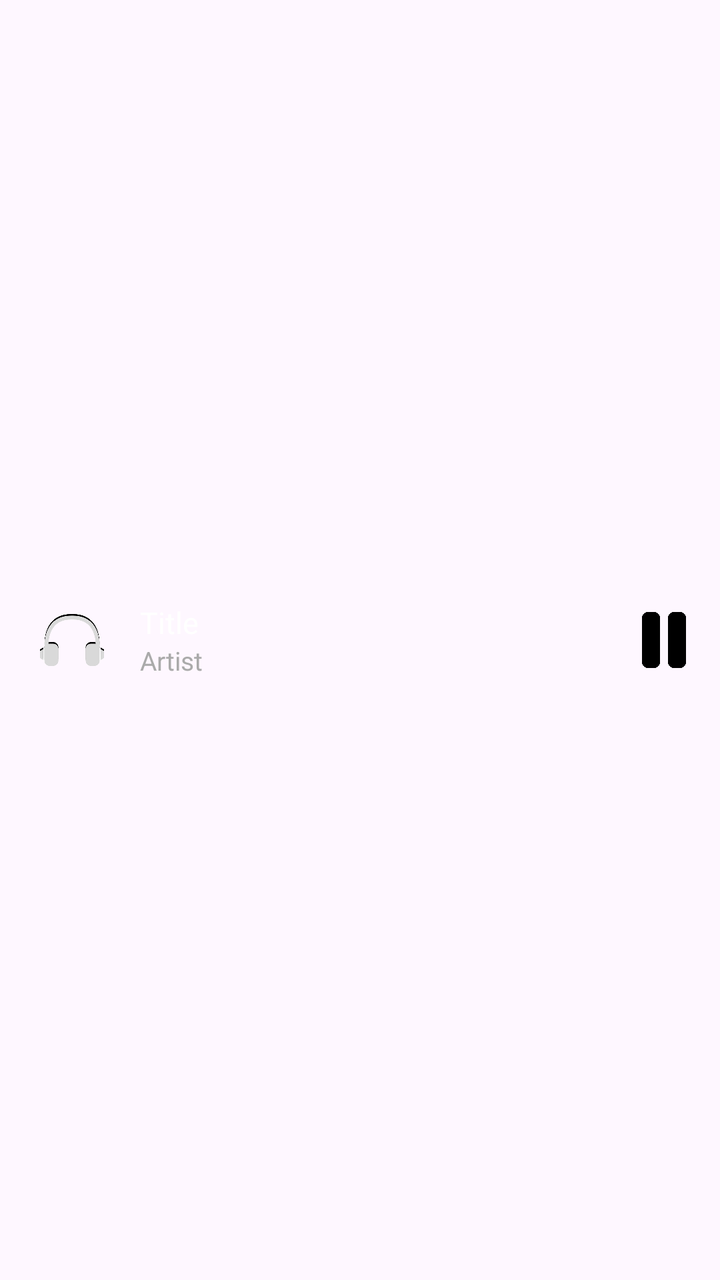
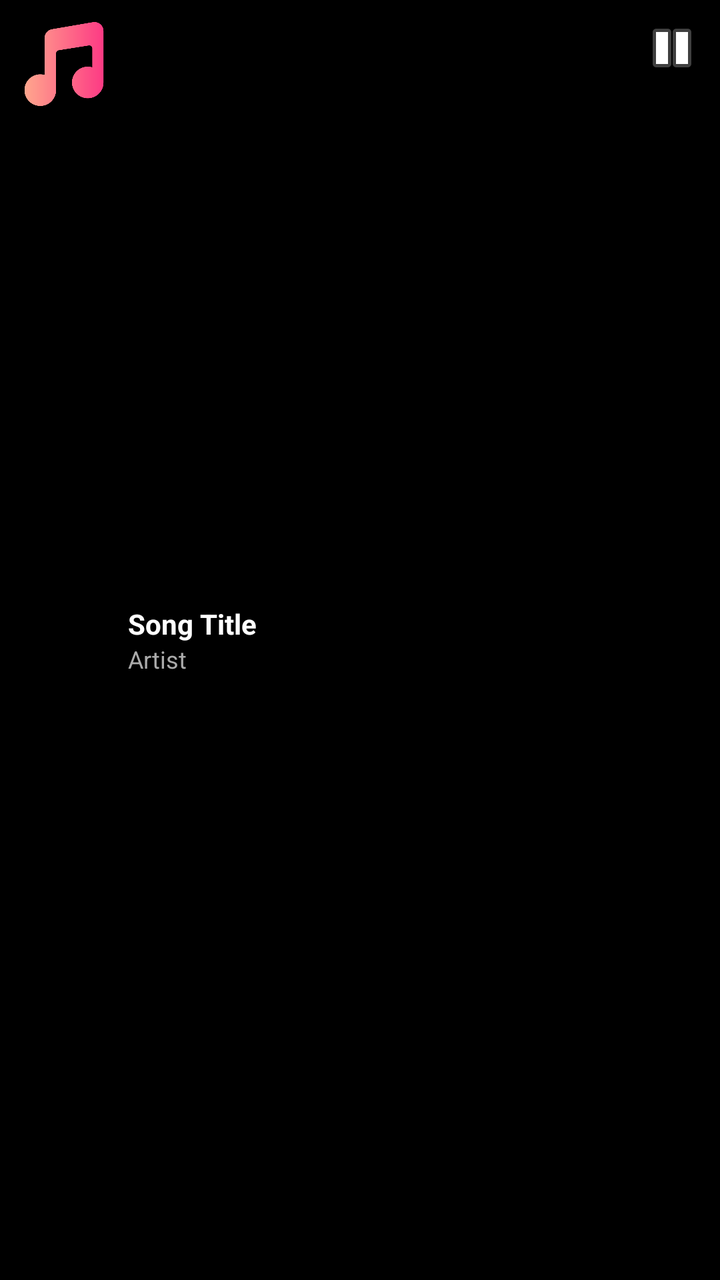

An Android layout rendered at two revisions. The XML below is the earlier revision; the diff shows what the commit changed to produce the second picture.
<!-- AndroidManifest.xml: application theme Theme.MyApp -->
<!-- res/layout/custom_notification.xml -->
<LinearLayout xmlns:android="http://schemas.android.com/apk/res/android"
    android:orientation="horizontal"
    android:padding="12dp"
    android:gravity="center_vertical"
    android:layout_width="match_parent"
    android:layout_height="64dp">

    <ImageView
        android:id="@+id/notification_cover"
        android:layout_width="48dp"
        android:layout_height="48dp"
        android:scaleType="centerCrop"
        android:src="@drawable/main_logo" />

    <LinearLayout
        android:orientation="vertical"
        android:layout_marginStart="10dp"
        android:layout_width="0dp"
        android:layout_weight="1"
        android:layout_height="wrap_content">

        <TextView
            android:id="@+id/notification_song_title"
            android:text="Title"
            android:textSize="15sp"
            android:textColor="@android:color/white"
            android:maxLines="1"
            android:ellipsize="end"
            android:layout_width="wrap_content"
            android:layout_height="wrap_content" />

        <TextView
            android:id="@+id/notification_song_artist"
            android:text="Artist"
            android:textSize="13sp"
            android:textColor="@android:color/darker_gray"
            android:maxLines="1"
            android:ellipsize="end"
            android:layout_width="wrap_content"
            android:layout_height="wrap_content" />
    </LinearLayout>

    <ImageView
        android:id="@+id/notification_play_pause"
        android:layout_width="32dp"
        android:layout_height="32dp"
        android:src="@drawable/pause_icon" />
</LinearLayout>
<!-- resources referenced by this layout -->
<resources>
  <!-- drawable main_logo: png bitmap (drawable, 39776 bytes) -->
  <!-- drawable pause_icon: png bitmap (drawable, 4248 bytes) -->
  <style name="Theme.MyApp" parent="Theme.Material3.DayNight.NoActionBar">
          
          <item name="android:windowNoTitle">true</item>
          <item name="android:windowActionBar">false</item>
          
      </style>
</resources>

<!-- the commit's change to res/layout/custom_notification.xml (unified diff, before → after) -->
@@ -1,48 +1,49 @@
+<?xml version="1.0" encoding="utf-8"?>
+
 <LinearLayout xmlns:android="http://schemas.android.com/apk/res/android"
+    android:id="@+id/notificationLayout"
+    android:layout_width="match_parent"
+    android:layout_height="64dp"
     android:orientation="horizontal"
-    android:padding="12dp"
-    android:gravity="center_vertical"
-    android:layout_width="match_parent"
-    android:layout_height="64dp">
+    android:padding="8dp"
+    android:background="@android:color/background_dark">
 
     <ImageView
-        android:id="@+id/notification_cover"
+        android:id="@+id/albumArt"
         android:layout_width="48dp"
         android:layout_height="48dp"
         android:scaleType="centerCrop"
-        android:src="@drawable/main_logo" />
+        android:src="@drawable/music_logo" />
 
     <LinearLayout
+        android:layout_width="0dp"
+        android:layout_height="match_parent"
+        android:layout_weight="1"
         android:orientation="vertical"
-        android:layout_marginStart="10dp"
-        android:layout_width="0dp"
-        android:layout_weight="1"
-        android:layout_height="wrap_content">
+        android:gravity="center_vertical"
+        android:paddingStart="8dp">
 
         <TextView
-            android:id="@+id/notification_song_title"
-            android:text="Title"
-            android:textSize="15sp"
+            android:id="@+id/songTitle"
+            android:layout_width="wrap_content"
+            android:layout_height="wrap_content"
+            android:text="Song Title"
             android:textColor="@android:color/white"
-            android:maxLines="1"
-            android:ellipsize="end"
-            android:layout_width="wrap_content"
-            android:layout_height="wrap_content" />
+            android:textStyle="bold" />
 
         <TextView
-            android:id="@+id/notification_song_artist"
+            android:id="@+id/artistName"
+            android:layout_width="wrap_content"
+            android:layout_height="wrap_content"
             android:text="Artist"
-            android:textSize="13sp"
             android:textColor="@android:color/darker_gray"
-            android:maxLines="1"
-            android:ellipsize="end"
-            android:layout_width="wrap_content"
-            android:layout_height="wrap_content" />
+            android:textSize="12sp" />
     </LinearLayout>
 
-    <ImageView
-        android:id="@+id/notification_play_pause"
+    <ImageButton
+        android:id="@+id/playPauseButton"
         android:layout_width="32dp"
         android:layout_height="32dp"
-        android:src="@drawable/pause_icon" />
+        android:background="@android:color/transparent"
+        android:src="@android:drawable/ic_media_pause" />
 </LinearLayout>
<!-- resource entries referenced after the edit -->
@@ -1,7 +1,6 @@
 <!-- resources referenced by this layout -->
 <resources>
-  <!-- drawable main_logo: png bitmap (drawable, 39776 bytes) -->
-  <!-- drawable pause_icon: png bitmap (drawable, 4248 bytes) -->
+  <!-- drawable music_logo: png bitmap (drawable, 12046 bytes) -->
   <style name="Theme.MyApp" parent="Theme.Material3.DayNight.NoActionBar">
           
           <item name="android:windowNoTitle">true</item>
